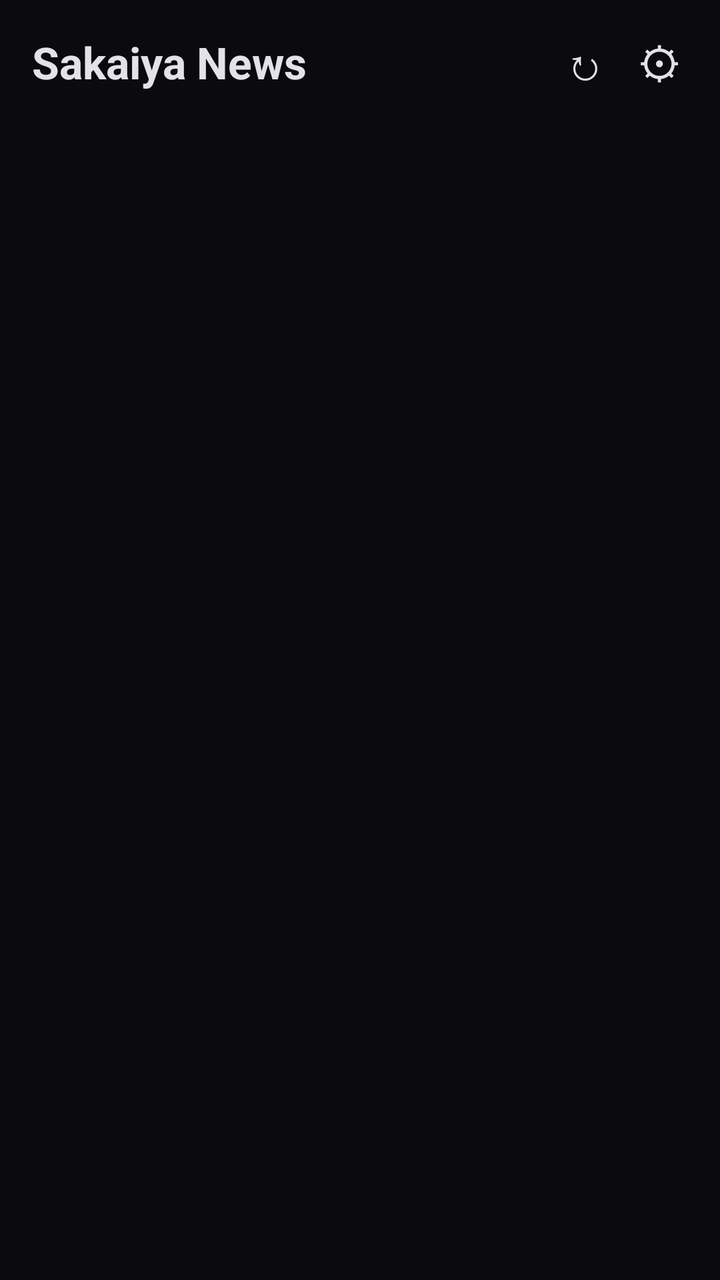
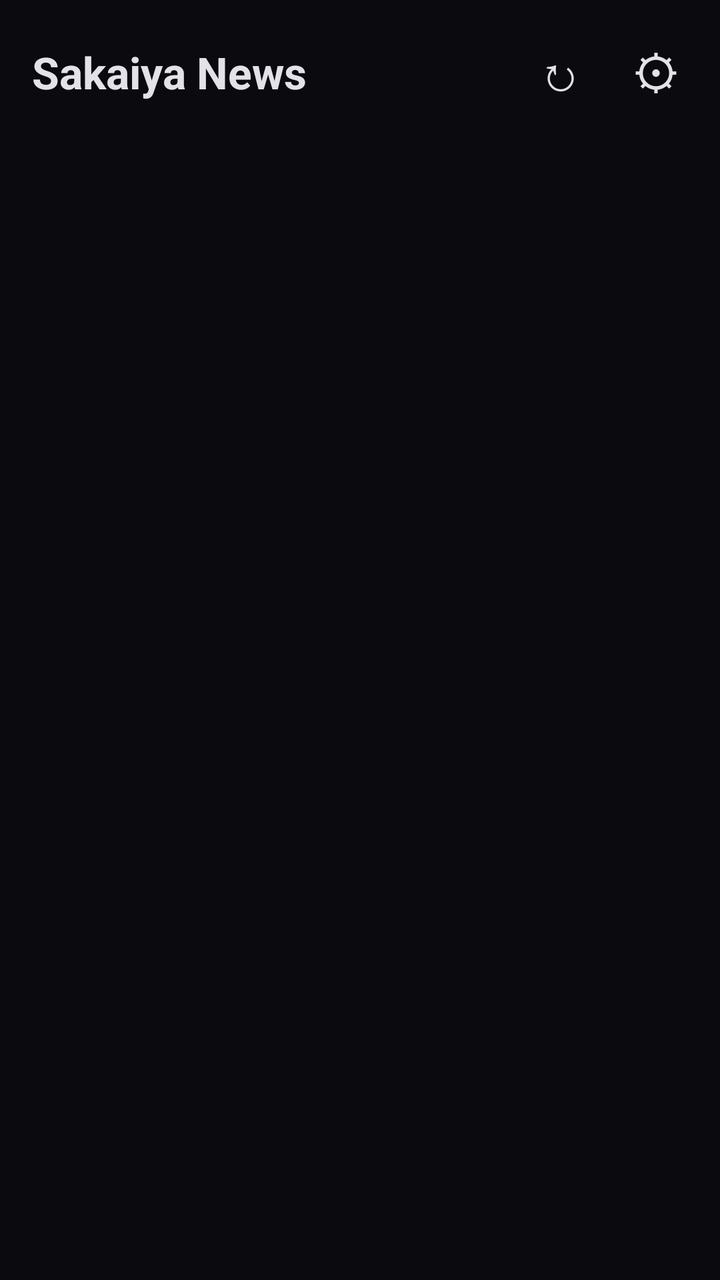

The first picture is an Android layout as it rendered before a commit; the second is the same layout after the commit. The layout source and the unified diff follow.
<!-- AndroidManifest.xml: activity theme Theme.SakaiyaNews -->
<!-- res/layout/activity_main.xml -->
<?xml version="1.0" encoding="utf-8"?>
<LinearLayout xmlns:android="http://schemas.android.com/apk/res/android"
    android:layout_width="match_parent"
    android:layout_height="match_parent"
    android:orientation="vertical"
    android:background="@color/bg">

    <LinearLayout
        android:layout_width="match_parent"
        android:layout_height="wrap_content"
        android:orientation="horizontal"
        android:gravity="center_vertical"
        android:padding="16dp">

        <TextView
            android:layout_width="0dp"
            android:layout_height="wrap_content"
            android:layout_weight="1"
            android:text="Sakaiya News"
            android:textColor="@color/text"
            android:textSize="22sp"
            android:textStyle="bold" />

        <TextView
            android:id="@+id/keyword_label"
            android:layout_width="wrap_content"
            android:layout_height="wrap_content"
            android:textColor="@color/accent"
            android:textSize="14sp"
            android:textStyle="bold"
            android:paddingEnd="12dp" />

        <TextView
            android:id="@+id/btn_refresh"
            android:layout_width="wrap_content"
            android:layout_height="wrap_content"
            android:text="↻"
            android:textSize="22sp"
            android:textColor="@color/text"
            android:paddingStart="8dp"
            android:paddingEnd="8dp"
            android:clickable="true"
            android:focusable="true" />

        <TextView
            android:id="@+id/btn_settings"
            android:layout_width="wrap_content"
            android:layout_height="wrap_content"
            android:text="⚙"
            android:textSize="22sp"
            android:textColor="@color/text"
            android:paddingStart="8dp"
            android:paddingEnd="4dp"
            android:clickable="true"
            android:focusable="true" />
    </LinearLayout>

    <TextView
        android:id="@+id/main_status"
        android:layout_width="match_parent"
        android:layout_height="wrap_content"
        android:textColor="@color/text2"
        android:textSize="12sp"
        android:paddingStart="16dp"
        android:paddingEnd="16dp"
        android:paddingBottom="8dp" />

    <androidx.recyclerview.widget.RecyclerView
        android:id="@+id/news_list"
        android:layout_width="match_parent"
        android:layout_height="match_parent"
        android:paddingStart="12dp"
        android:paddingEnd="12dp"
        android:clipToPadding="false" />

</LinearLayout>
<!-- resources referenced by this layout -->
<resources>
  <color name="accent">#FF6366F1</color>
  <color name="bg">#FF0B0B0F</color>
  <color name="text">#FFE2E2E8</color>
  <color name="text2">#FF9999A8</color>
  <style name="Theme.SakaiyaNews" parent="Theme.AppCompat.DayNight.NoActionBar">
          <item name="android:colorBackground">@color/bg</item>
          <item name="android:textColor">@color/text</item>
          <item name="colorPrimary">@color/accent</item>
      </style>
</resources>

<!-- the commit's change to res/layout/activity_main.xml (unified diff, before → after) -->
@@ -10,7 +10,10 @@
         android:layout_height="wrap_content"
         android:orientation="horizontal"
         android:gravity="center_vertical"
-        android:padding="16dp">
+        android:paddingStart="16dp"
+        android:paddingEnd="8dp"
+        android:paddingTop="12dp"
+        android:paddingBottom="4dp">
 
         <TextView
             android:layout_width="0dp"
@@ -28,31 +31,33 @@
             android:textColor="@color/accent"
             android:textSize="14sp"
             android:textStyle="bold"
-            android:paddingEnd="12dp" />
+            android:paddingEnd="8dp" />
 
-        <TextView
+        <Button
             android:id="@+id/btn_refresh"
-            android:layout_width="wrap_content"
-            android:layout_height="wrap_content"
+            style="?android:attr/buttonBarButtonStyle"
+            android:layout_width="48dp"
+            android:layout_height="48dp"
             android:text="↻"
-            android:textSize="22sp"
+            android:textSize="24sp"
             android:textColor="@color/text"
-            android:paddingStart="8dp"
-            android:paddingEnd="8dp"
-            android:clickable="true"
-            android:focusable="true" />
+            android:minWidth="48dp"
+            android:minHeight="48dp"
+            android:padding="0dp"
+            android:background="?android:attr/selectableItemBackgroundBorderless" />
 
-        <TextView
+        <Button
             android:id="@+id/btn_settings"
-            android:layout_width="wrap_content"
-            android:layout_height="wrap_content"
+            style="?android:attr/buttonBarButtonStyle"
+            android:layout_width="48dp"
+            android:layout_height="48dp"
             android:text="⚙"
-            android:textSize="22sp"
+            android:textSize="24sp"
             android:textColor="@color/text"
-            android:paddingStart="8dp"
-            android:paddingEnd="4dp"
-            android:clickable="true"
-            android:focusable="true" />
+            android:minWidth="48dp"
+            android:minHeight="48dp"
+            android:padding="0dp"
+            android:background="?android:attr/selectableItemBackgroundBorderless" />
     </LinearLayout>
 
     <TextView
@@ -60,7 +65,7 @@
         android:layout_width="match_parent"
         android:layout_height="wrap_content"
         android:textColor="@color/text2"
-        android:textSize="12sp"
+        android:textSize="13sp"
         android:paddingStart="16dp"
         android:paddingEnd="16dp"
         android:paddingBottom="8dp" />
